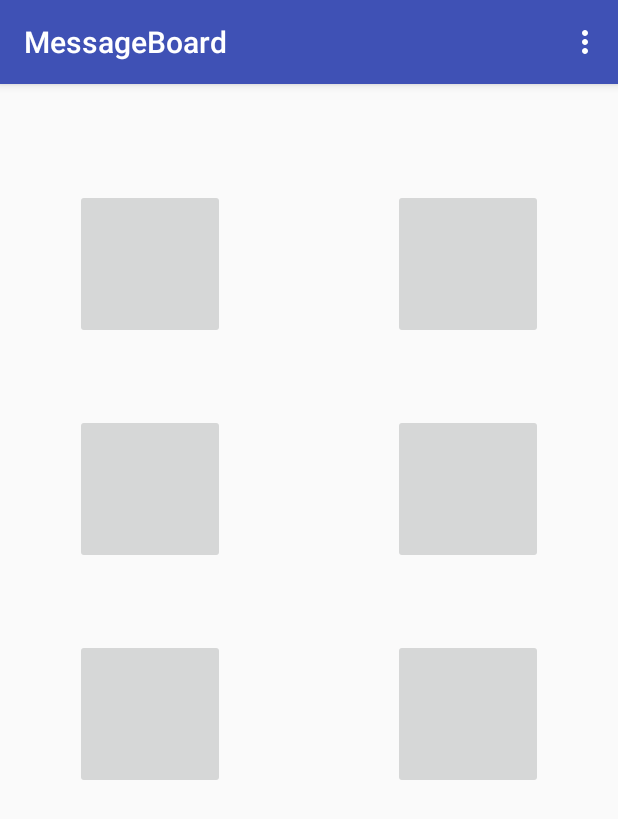
After one commit to jstl1025/MessageBoard, an Android app: the HomeActivity screen opened directly, with no data from a screen before it, on a phone screen of 412 x 824 dp. The commit adds this screen. Shown: the top 819 px of the screen. Run offline under Robolectric (Android 15) with nearby library versions, the phone set to English and light mode, and no system bars.

Commit message:
added basic login and home pages

```diff
--- a/app/src/main/AndroidManifest.xml
+++ b/app/src/main/AndroidManifest.xml
@@ -9,14 +9,15 @@
         android:roundIcon="@mipmap/ic_launcher_round"
         android:supportsRtl="true"
         android:theme="@style/AppTheme">
-        <activity android:name=".MainActivity">
+        <activity android:name=".LoginActivity">
             <intent-filter>
                 <action android:name="android.intent.action.MAIN" />
 
                 <category android:name="android.intent.category.LAUNCHER" />
             </intent-filter>
         </activity>
-        <activity android:name=".CreateUserActivity"></activity>
+        <activity android:name=".CreateUserActivity" />
+        <activity android:name=".HomeActivity"></activity>
     </application>
 
 </manifest>
--- a/app/src/main/java/com/prototype/messageboard/CreateUserActivity.java
+++ b/app/src/main/java/com/prototype/messageboard/CreateUserActivity.java
@@ -28,7 +28,7 @@ public class CreateUserActivity extends AppCompatActivity {
         password = (EditText) findViewById(R.id.password);
         passwordHint = (EditText) findViewById(R.id.passwordHint);
 
-        signUp.setOnClickListener(new View.OnClickListener() {
+        /*signUp.setOnClickListener(new View.OnClickListener() {
             @Override
             public void onClick(View view) {
                 DatabaseReference userRef = database.getReference("User");
@@ -40,6 +40,6 @@ public class CreateUserActivity extends AppCompatActivity {
                 DatabaseReference userNameRef = userRef.child(newUser);
                 userNameRef.setValue(newPassword);
             }
-        });
+        });*/
     }
 }
--- /dev/null
+++ b/app/src/main/java/com/prototype/messageboard/HomeActivity.java
@@ -0,0 +1,22 @@
+package com.prototype.messageboard;
+
+import android.support.v7.app.AppCompatActivity;
+import android.os.Bundle;
+import android.view.Menu;
+import android.view.MenuInflater;
+
+public class HomeActivity extends AppCompatActivity {
+
+    @Override
+    protected void onCreate(Bundle savedInstanceState) {
+        super.onCreate(savedInstanceState);
+        setContentView(R.layout.activity_home);
+    }
+
+    @Override
+    public boolean onCreateOptionsMenu(Menu menu){
+        MenuInflater inflater = getMenuInflater();
+        inflater.inflate(R.menu.setting, menu);
+        return true;
+    }
+}
--- a/app/src/main/java/com/prototype/messageboard/MainActivity.java
+++ b/app/src/main/java/com/prototype/messageboard/LoginActivity.java
@@ -6,12 +6,24 @@ import android.os.Bundle;
 import android.view.View;
 import android.widget.Button;
 
-public class MainActivity extends AppCompatActivity {
+public class LoginActivity extends AppCompatActivity {
+
+    private Button signIn;
 
     @Override
     protected void onCreate(Bundle savedInstanceState) {
         super.onCreate(savedInstanceState);
-        setContentView(R.layout.activity_main);
+        setContentView(R.layout.activity_login);
+
+        signIn=findViewById(R.id.signIn);
+
+        signIn.setOnClickListener(new View.OnClickListener() {
+            @Override
+            public void onClick(View view) {
+                Intent intent = new Intent(LoginActivity.this, HomeActivity.class);
+                startActivity(intent);
+            }
+        });
     }
 
     public void createUser(View view){
@@ -19,4 +31,7 @@ public class MainActivity extends AppCompatActivity {
         startActivity(intent);
     }
 
+
+
+
 }
--- /dev/null
+++ b/app/src/main/res/layout/activity_home.xml
@@ -0,0 +1,77 @@
+<?xml version="1.0" encoding="utf-8"?>
+<android.support.constraint.ConstraintLayout xmlns:android="http://schemas.android.com/apk/res/android"
+    xmlns:app="http://schemas.android.com/apk/res-auto"
+    xmlns:tools="http://schemas.android.com/tools"
+    android:layout_width="match_parent"
+    android:layout_height="match_parent"
+    tools:context=".HomeActivity">
+
+    <ImageButton
+        android:id="@+id/imageButton4"
+        android:layout_width="100dp"
+        android:layout_height="100dp"
+        android:layout_marginEnd="8dp"
+        android:layout_marginStart="50dp"
+        android:layout_marginTop="50dp"
+        app:layout_constraintEnd_toStartOf="@+id/imageButton3"
+        app:layout_constraintHorizontal_bias="0.0"
+        app:layout_constraintStart_toStartOf="parent"
+        app:layout_constraintTop_toBottomOf="@+id/imageButton6"
+        app:srcCompat="@android:color/transparent" />
+
+    <ImageButton
+        android:id="@+id/imageButton3"
+        android:layout_width="100dp"
+        android:layout_height="100dp"
+        android:layout_marginEnd="50dp"
+        android:layout_marginTop="50dp"
+        app:layout_constraintEnd_toEndOf="parent"
+        app:layout_constraintTop_toBottomOf="@+id/imageButton"
+        app:srcCompat="@android:color/transparent" />
+
+    <ImageButton
+        android:id="@+id/imageButton5"
+        android:layout_width="100dp"
+        android:layout_height="100dp"
+        android:layout_marginEnd="8dp"
+        android:layout_marginStart="50dp"
+        android:layout_marginTop="50dp"
+        app:layout_constraintEnd_toStartOf="@+id/imageButton2"
+        app:layout_constraintHorizontal_bias="0.0"
+        app:layout_constraintStart_toStartOf="parent"
+        app:layout_constraintTop_toBottomOf="@+id/imageButton4"
+        app:srcCompat="@android:color/transparent" />
+
+    <ImageButton
+        android:id="@+id/imageButton6"
+        android:layout_width="100dp"
+        android:layout_height="100dp"
+        android:layout_marginEnd="8dp"
+        android:layout_marginStart="50dp"
+        android:layout_marginTop="70dp"
+        app:layout_constraintEnd_toStartOf="@+id/imageButton"
+        app:layout_constraintHorizontal_bias="0.0"
+        app:layout_constraintStart_toStartOf="parent"
+        app:layout_constraintTop_toTopOf="parent"
+        app:srcCompat="@android:color/transparent" />
+
+    <ImageButton
+        android:id="@+id/imageButton2"
+        android:layout_width="100dp"
+        android:layout_height="100dp"
+        android:layout_marginEnd="50dp"
+        android:layout_marginTop="50dp"
+        app:layout_constraintEnd_toEndOf="parent"
+        app:layout_constraintTop_toBottomOf="@+id/imageButton3"
+        app:srcCompat="@android:color/transparent" />
+
+    <ImageButton
+        android:id="@+id/imageButton"
+        android:layout_width="100dp"
+        android:layout_height="100dp"
+        android:layout_marginEnd="50dp"
+        android:layout_marginTop="70dp"
+        app:layout_constraintEnd_toEndOf="parent"
+        app:layout_constraintTop_toTopOf="parent"
+        app:srcCompat="@android:color/transparent" />
+</android.support.constraint.ConstraintLayout>
--- a/app/src/main/res/layout/activity_main.xml
+++ b/app/src/main/res/layout/activity_login.xml
@@ -4,7 +4,7 @@
     xmlns:tools="http://schemas.android.com/tools"
     android:layout_width="match_parent"
     android:layout_height="match_parent"
-    tools:context="com.prototype.messageboard.MainActivity">
+    tools:context="com.prototype.messageboard.LoginActivity">
 
     <TextView
         android:id="@+id/textView4"
@@ -83,7 +83,7 @@
         app:layout_constraintTop_toBottomOf="@+id/textView5" />
 
     <Button
-        android:id="@+id/button4"
+        android:id="@+id/signIn"
         android:layout_width="wrap_content"
         android:layout_height="wrap_content"
         android:layout_marginEnd="32dp"
--- /dev/null
+++ b/app/src/main/res/menu/setting.xml
@@ -0,0 +1,9 @@
+<?xml version="1.0" encoding="utf-8"?>
+<menu xmlns:android="http://schemas.android.com/apk/res/android"
+    xmlns:app="http://schemas.android.com/apk/res-auto">
+
+    <!-- Settings, should always be in the overflow -->
+    <item android:id="@+id/action_settings"
+        android:title="@string/action_settings"
+        app:showAsAction="never"/>
+</menu>
--- a/app/src/main/res/values/colors.xml
+++ b/app/src/main/res/values/colors.xml
@@ -2,5 +2,5 @@
 <resources>
     <color name="colorPrimary">#3F51B5</color>
     <color name="colorPrimaryDark">#303F9F</color>
-    <color name="colorAccent">#FF4081</color>
+    <color name="colorAccent">#ff4081</color>
 </resources>
--- a/app/src/main/res/values/strings.xml
+++ b/app/src/main/res/values/strings.xml
@@ -1,3 +1,4 @@
 <resources>
     <string name="app_name">MessageBoard</string>
+    <string name="action_settings">Setting</string>
 </resources>
```
